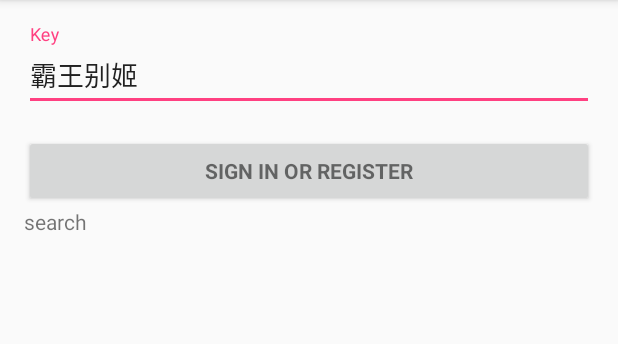
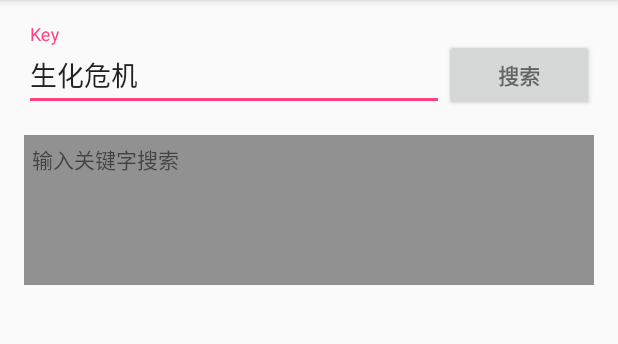
Before and after one commit to ruilin/MovieEyes, an Android app: the screen it shows after launch (MainActivity), on a phone screen of 412 x 824 dp, the part 84-428 px from its top. Run offline under Robolectric (Android 15) with nearby library versions, the phone set to English and light mode, and no system bars; 1 statement that could not run was skipped.

Commit message:
优化UI

```diff
--- a/app/src/main/res/layout/activity_main.xml
+++ b/app/src/main/res/layout/activity_main.xml
@@ -10,14 +10,9 @@
     android:paddingTop="@dimen/activity_vertical_margin"
     tools:context="ruilin.com.movieeyes.MainActivity">
 
-    <!-- Login progress -->
-    <ProgressBar
-        android:id="@+id/login_progress"
-        style="?android:attr/progressBarStyleLarge"
-        android:layout_width="wrap_content"
-        android:layout_height="wrap_content"
-        android:layout_marginBottom="8dp"
-        android:visibility="gone" />
+    <FrameLayout
+        android:layout_width="match_parent"
+        android:layout_height="match_parent">
 
         <ScrollView
             android:id="@+id/login_form"
@@ -30,9 +25,15 @@
                 android:layout_height="wrap_content"
                 android:orientation="vertical">
 
+                <LinearLayout
+                    android:layout_width="match_parent"
+                    android:layout_height="wrap_content"
+                    android:orientation="horizontal">
+
                     <android.support.design.widget.TextInputLayout
-                android:layout_width="match_parent"
-                android:layout_height="wrap_content">
+                        android:layout_width="0dp"
+                        android:layout_height="wrap_content"
+                        android:layout_weight="1">
 
                         <AutoCompleteTextView
                             android:id="@+id/key"
@@ -41,8 +42,8 @@
                             android:hint="@string/prompt_email"
                             android:inputType="text"
                             android:maxLines="1"
-                    android:text="霸王别姬"
-                    android:singleLine="true" />
+                            android:singleLine="true"
+                            android:text="生化危机" />
 
                     </android.support.design.widget.TextInputLayout>
 
@@ -67,22 +68,35 @@
                     <Button
                         android:id="@+id/email_sign_in_button"
                         style="?android:textAppearanceSmall"
-                android:layout_width="match_parent"
+                        android:layout_width="wrap_content"
                         android:layout_height="wrap_content"
-                android:layout_marginTop="16dp"
-                android:text="@string/action_sign_in"
+                        android:layout_gravity="bottom"
+                        android:minWidth="100dp"
+                        android:text="@string/action_search"
                         android:textStyle="bold" />
+                </LinearLayout>
 
                 <TextView
+                    android:id="@+id/tv_url"
                     android:layout_width="match_parent"
                     android:layout_height="match_parent"
-                android:id="@+id/tv_url"
+                    android:minHeight="100dp"
                     android:layout_gravity="center_horizontal"
-                android:text="search"
-                />
-
+                    android:layout_marginTop="16dp"
+                    android:background="@color/bg_gray"
+                    android:lineSpacingExtra="4dp"
+                    android:padding="5dp"
+                    android:text="@string/main_search_result_tips" />
 
             </LinearLayout>
         </ScrollView>
 
+        <ProgressBar
+            android:id="@+id/login_progress"
+            style="?android:attr/progressBarStyleLarge"
+            android:layout_width="wrap_content"
+            android:layout_height="wrap_content"
+            android:layout_gravity="center"
+            android:visibility="gone" />
+    </FrameLayout>
 </LinearLayout>
--- a/app/src/main/res/values/colors.xml
+++ b/app/src/main/res/values/colors.xml
@@ -12,4 +12,6 @@
     <color name="uvv_titlebar_bg">#7f000000</color>
 
     <color name="bg_blue">#427ede</color>
+    <color name="bg_gray">#919191</color>
+
 </resources>
--- a/app/src/main/res/values/strings.xml
+++ b/app/src/main/res/values/strings.xml
@@ -1,11 +1,8 @@
 <resources>
     <string name="app_name">MovieEyes</string>
 
-    <!-- Strings related to login -->
     <string name="prompt_email">Key</string>
-    <string name="prompt_password">Password (optional)</string>
-    <string name="action_sign_in">Sign in or register</string>
-    <string name="action_sign_in_short">Sign in</string>
+    <string name="action_search">搜索</string>
     <string name="error_invalid_email">This email address is invalid</string>
     <string name="error_invalid_password">This password is too short</string>
     <string name="error_incorrect_password">This password is incorrect</string>
@@ -13,6 +10,8 @@
     <string name="permission_rationale">"Contacts permissions are needed for providing email
         completions."
     </string>
+    <string name="main_search_result_tips">输入关键字搜索</string>
+    <string name="main_timeout_tips">连接超时</string>
 
     <string name="title_activity_player">PlayerActivity</string>
     <string name="dummy_button">Dummy Button</string>
```
Also changed, not shown: app/src/main/java/ruilin/com/movieeyes/MainActivity.java (+41 -52 lines), app/src/main/java/ruilin/com/movieeyes/modle/MovieUrl.java (added, +9 -0 lines). Lines whose indentation alone changed are shown as unchanged.
